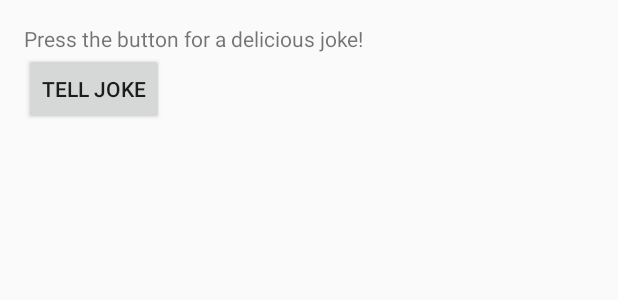
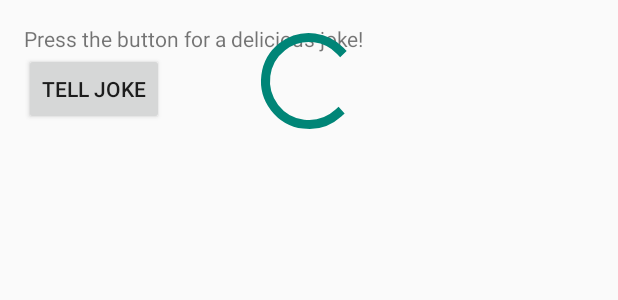
Before and after one commit to todaduc/FinalProject, an Android app: the layout fragment_main.xml on its own in the app's theme, with its tools: preview values and no code run, on a phone screen of 412 x 824 dp. Shown: the top 300 px of the screen. Run offline under Robolectric (Android 15) with nearby library versions, the phone set to English and light mode, and no system bars.

Commit message:
added a progress bar to the activity

```diff
--- a/app/src/main/res/layout/fragment_main.xml
+++ b/app/src/main/res/layout/fragment_main.xml
@@ -20,7 +20,15 @@
         android:layout_height="wrap_content"
         android:layout_below="@+id/instructions_text_view"
         android:onClick="tellJoke"
-        android:text="@string/button_text" />
+        android:text="@string/button_text"
+        tools:ignore="OnClick" />
+
+    <ProgressBar
+        android:id="@+id/progressBar"
+        style="?android:attr/progressBarStyleLarge"
+        android:layout_width="wrap_content"
+        android:layout_height="wrap_content"
+        android:layout_centerHorizontal="true" />
 
     <com.google.android.gms.ads.AdView
         android:id="@+id/adView"
```
Also changed, not shown: app/src/main/java/com/udacity/gradle/builditbigger/EndpointsAsyncTask.java (+16 -3 lines), app/src/main/java/com/udacity/gradle/builditbigger/MainActivity.java (+7 -10 lines), 2 other files.
